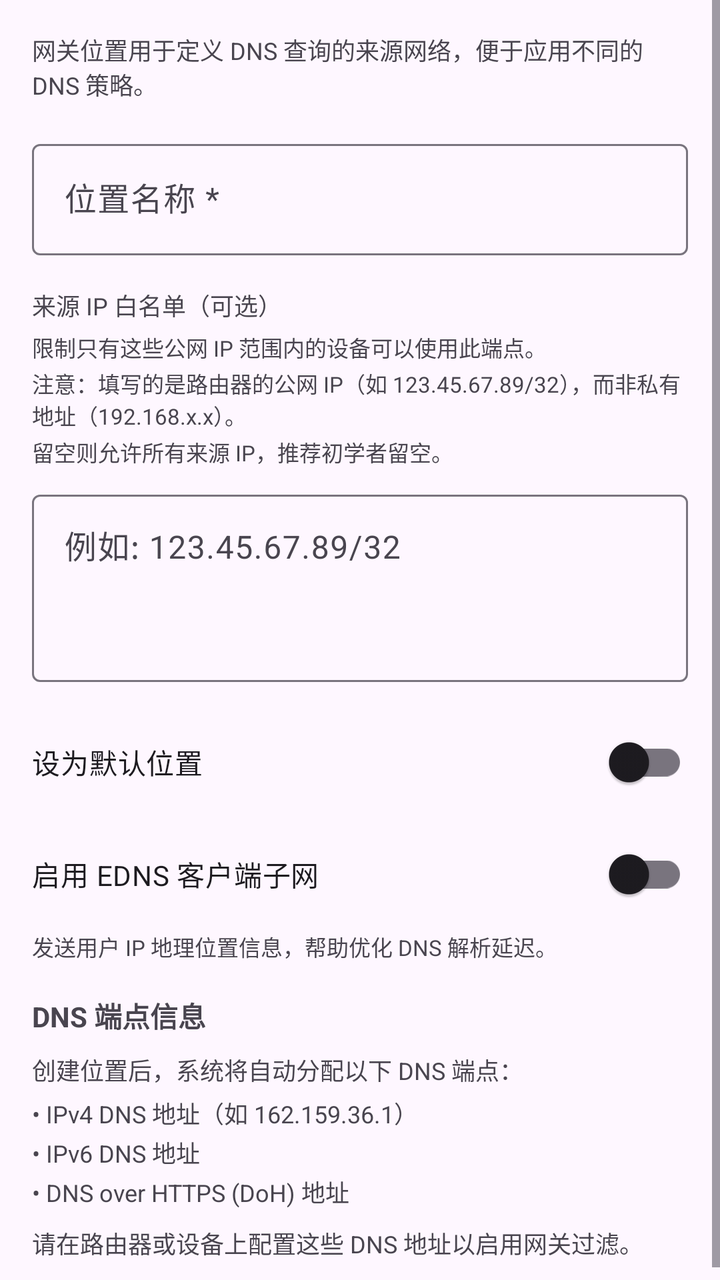
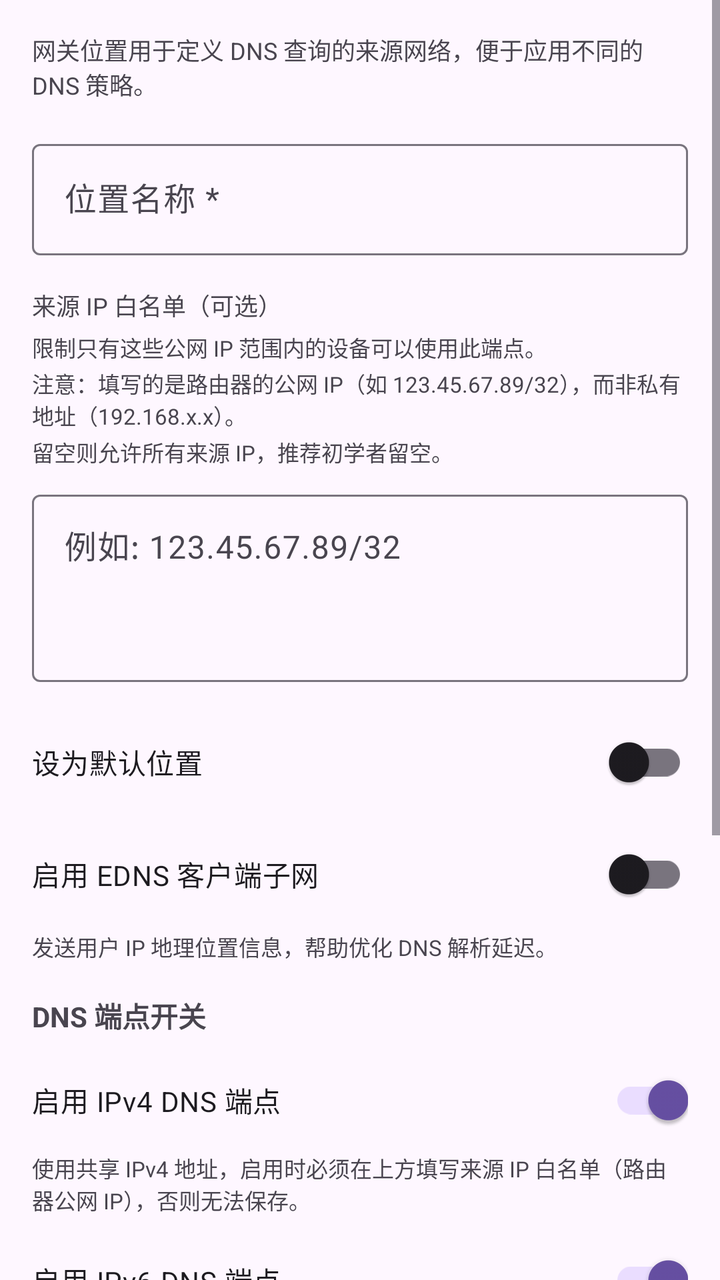

Compare the two renders of this Android layout. The source of the first and the diff that turns it into the second are given below.
<!-- AndroidManifest.xml: application theme AppTheme -->
<!-- res/layout/dialog_create_location.xml -->
<?xml version="1.0" encoding="utf-8"?>
<ScrollView xmlns:android="http://schemas.android.com/apk/res/android"
    android:layout_width="match_parent"
    android:layout_height="wrap_content">

    <LinearLayout
        android:layout_width="match_parent"
        android:layout_height="wrap_content"
        android:orientation="vertical"
        android:padding="16dp">

        <TextView
            android:layout_width="wrap_content"
            android:layout_height="wrap_content"
            android:text="网关位置用于定义 DNS 查询的来源网络，便于应用不同的 DNS 策略。"
            android:textSize="12sp"
            android:textColor="?android:attr/textColorSecondary" />

        
        <com.google.android.material.textfield.TextInputLayout
            android:layout_width="match_parent"
            android:layout_height="wrap_content"
            android:layout_marginTop="16dp"
            android:hint="位置名称 *">

            <com.google.android.material.textfield.TextInputEditText
                android:id="@+id/locationNameInput"
                android:layout_width="match_parent"
                android:layout_height="wrap_content"
                android:inputType="text" />

        </com.google.android.material.textfield.TextInputLayout>

        
        <TextView
            android:layout_width="wrap_content"
            android:layout_height="wrap_content"
            android:layout_marginTop="16dp"
            android:text="来源 IP 白名单（可选）"
            android:textSize="12sp"
            android:textColor="?android:attr/textColorSecondary" />

        <TextView
            android:layout_width="wrap_content"
            android:layout_height="wrap_content"
            android:layout_marginTop="4dp"
            android:text="限制只有这些公网 IP 范围内的设备可以使用此端点。"
            android:textSize="11sp"
            android:textColor="?android:attr/textColorSecondary" />

        <TextView
            android:layout_width="wrap_content"
            android:layout_height="wrap_content"
            android:layout_marginTop="2dp"
            android:text="注意：填写的是路由器的公网 IP（如 123.45.67.89/32），而非私有地址（192.168.x.x）。"
            android:textSize="11sp"
            android:textColor="?android:attr/textColorSecondary" />

        <TextView
            android:layout_width="wrap_content"
            android:layout_height="wrap_content"
            android:layout_marginTop="2dp"
            android:text="留空则允许所有来源 IP，推荐初学者留空。"
            android:textSize="11sp"
            android:textColor="?android:attr/textColorSecondary" />

        <com.google.android.material.textfield.TextInputLayout
            android:layout_width="match_parent"
            android:layout_height="wrap_content"
            android:layout_marginTop="8dp"
            android:hint="例如: 123.45.67.89/32">

            <com.google.android.material.textfield.TextInputEditText
                android:id="@+id/networksInput"
                android:layout_width="match_parent"
                android:layout_height="wrap_content"
                android:inputType="textMultiLine"
                android:lines="3"
                android:gravity="top|start" />

        </com.google.android.material.textfield.TextInputLayout>

        
        <androidx.appcompat.widget.SwitchCompat
            android:id="@+id/defaultSwitch"
            android:layout_width="match_parent"
            android:layout_height="wrap_content"
            android:layout_marginTop="16dp"
            android:text="设为默认位置" />

        
        <androidx.appcompat.widget.SwitchCompat
            android:id="@+id/ecsSwitch"
            android:layout_width="match_parent"
            android:layout_height="wrap_content"
            android:layout_marginTop="8dp"
            android:text="启用 EDNS 客户端子网" />

        <TextView
            android:layout_width="wrap_content"
            android:layout_height="wrap_content"
            android:layout_marginTop="4dp"
            android:text="发送用户 IP 地理位置信息，帮助优化 DNS 解析延迟。"
            android:textSize="11sp"
            android:textColor="?android:attr/textColorSecondary" />

        
        <TextView
            android:layout_width="wrap_content"
            android:layout_height="wrap_content"
            android:layout_marginTop="16dp"
            android:text="DNS 端点信息"
            android:textSize="14sp"
            android:textStyle="bold" />

        <TextView
            android:layout_width="wrap_content"
            android:layout_height="wrap_content"
            android:layout_marginTop="8dp"
            android:text="创建位置后，系统将自动分配以下 DNS 端点："
            android:textSize="12sp"
            android:textColor="?android:attr/textColorSecondary" />

        <TextView
            android:layout_width="wrap_content"
            android:layout_height="wrap_content"
            android:layout_marginTop="4dp"
            android:text="• IPv4 DNS 地址（如 162.159.36.1）"
            android:textSize="12sp"
            android:textColor="?android:attr/textColorSecondary" />

        <TextView
            android:layout_width="wrap_content"
            android:layout_height="wrap_content"
            android:layout_marginTop="2dp"
            android:text="• IPv6 DNS 地址"
            android:textSize="12sp"
            android:textColor="?android:attr/textColorSecondary" />

        <TextView
            android:layout_width="wrap_content"
            android:layout_height="wrap_content"
            android:layout_marginTop="2dp"
            android:text="• DNS over HTTPS (DoH) 地址"
            android:textSize="12sp"
            android:textColor="?android:attr/textColorSecondary" />

        <TextView
            android:layout_width="wrap_content"
            android:layout_height="wrap_content"
            android:layout_marginTop="8dp"
            android:text="请在路由器或设备上配置这些 DNS 地址以启用网关过滤。"
            android:textSize="12sp"
            android:textColor="?android:attr/textColorSecondary" />

    </LinearLayout>

</ScrollView>
<!-- resources referenced by this layout -->
<resources>
  <style name="AppTheme" parent="Base.AppTheme" />
  <style name="Base.AppTheme" parent="Theme.Material3.DayNight.NoActionBar">
      
      
    </style>
</resources>

<!-- the commit's change to res/layout/dialog_create_location.xml (unified diff, before → after) -->
@@ -109,6 +109,63 @@
             android:layout_width="wrap_content"
             android:layout_height="wrap_content"
             android:layout_marginTop="16dp"
+            android:text="DNS 端点开关"
+            android:textSize="14sp"
+            android:textStyle="bold" />
+
+        <androidx.appcompat.widget.SwitchCompat
+            android:id="@+id/ipv4Switch"
+            android:layout_width="match_parent"
+            android:layout_height="wrap_content"
+            android:layout_marginTop="8dp"
+            android:checked="true"
+            android:text="启用 IPv4 DNS 端点" />
+
+        <TextView
+            android:layout_width="wrap_content"
+            android:layout_height="wrap_content"
+            android:layout_marginTop="2dp"
+            android:text="使用共享 IPv4 地址，启用时必须在上方填写来源 IP 白名单（路由器公网 IP），否则无法保存。"
+            android:textSize="11sp"
+            android:textColor="?android:attr/textColorSecondary" />
+
+        <androidx.appcompat.widget.SwitchCompat
+            android:id="@+id/ipv6Switch"
+            android:layout_width="match_parent"
+            android:layout_height="wrap_content"
+            android:layout_marginTop="8dp"
+            android:checked="true"
+            android:text="启用 IPv6 DNS 端点" />
+
+        <androidx.appcompat.widget.SwitchCompat
+            android:id="@+id/dotSwitch"
+            android:layout_width="match_parent"
+            android:layout_height="wrap_content"
+            android:layout_marginTop="8dp"
+            android:checked="true"
+            android:text="启用 DNS over TLS (DoT)" />
+
+        <androidx.appcompat.widget.SwitchCompat
+            android:id="@+id/dohSwitch"
+            android:layout_width="match_parent"
+            android:layout_height="wrap_content"
+            android:layout_marginTop="8dp"
+            android:checked="true"
+            android:text="启用 DNS over HTTPS (DoH)" />
+
+        <TextView
+            android:layout_width="wrap_content"
+            android:layout_height="wrap_content"
+            android:layout_marginTop="4dp"
+            android:text="至少启用一个端点；默认位置必须启用 DoH。"
+            android:textSize="11sp"
+            android:textColor="?android:attr/textColorSecondary" />
+
+        
+        <TextView
+            android:layout_width="wrap_content"
+            android:layout_height="wrap_content"
+            android:layout_marginTop="16dp"
             android:text="DNS 端点信息"
             android:textSize="14sp"
             android:textStyle="bold" />
@@ -125,7 +182,7 @@
             android:layout_width="wrap_content"
             android:layout_height="wrap_content"
             android:layout_marginTop="4dp"
-            android:text="• IPv4 DNS 地址（如 162.159.36.1）"
+            android:text="• IPv4 DNS 地址（主/备用，如 172.64.36.1 / 172.64.36.2）"
             android:textSize="12sp"
             android:textColor="?android:attr/textColorSecondary" />
 
@@ -141,6 +198,14 @@
             android:layout_width="wrap_content"
             android:layout_height="wrap_content"
             android:layout_marginTop="2dp"
+            android:text="• DNS over TLS (DoT) 地址（端口 853）"
+            android:textSize="12sp"
+            android:textColor="?android:attr/textColorSecondary" />
+
+        <TextView
+            android:layout_width="wrap_content"
+            android:layout_height="wrap_content"
+            android:layout_marginTop="2dp"
             android:text="• DNS over HTTPS (DoH) 地址"
             android:textSize="12sp"
             android:textColor="?android:attr/textColorSecondary" />
